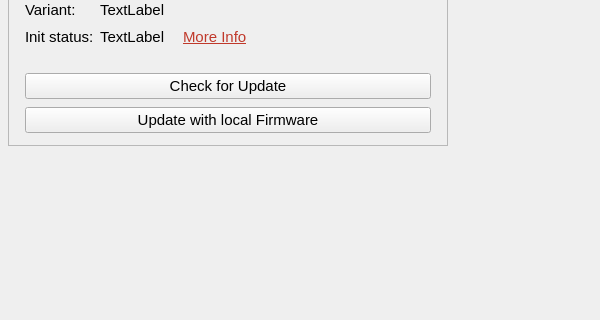
The window that nitrokeyapp/ui/overview_tab.ui (Nitrokey/nitrokey-app2) describes before a commit, drawn with Qt 5; both pictures show x 0 to 600 and y 132 to 452 of the 800 by 600 pixel window.
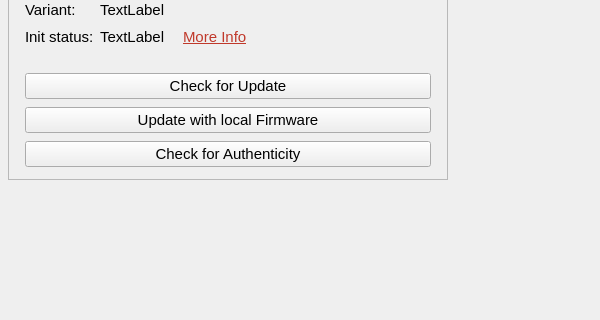
The same window after the commit. Icons and pictures are not drawn.

Commit message: Add genuineness check for key

```diff
--- a/nitrokeyapp/ui/overview_tab.ui
+++ b/nitrokeyapp/ui/overview_tab.ui
@@ -487,6 +487,21 @@
             </property>
            </widget>
           </item>
+          <item row="9" column="0" colspan="2">
+           <widget class="QPushButton" name="btn_check_genuine">
+            <property name="font">
+             <font>
+              <pointsize>11</pointsize>
+             </font>
+            </property>
+            <property name="text">
+             <string>Check for Authenticity</string>
+            </property>
+            <property name="toolTip">
+              <string>Verify the authenticity of the device with attestation certificates</string>
+            </property>
+           </widget>
+          </item>
          </layout>
         </widget>
        </item>
```
The commit also changes 3 other files.
